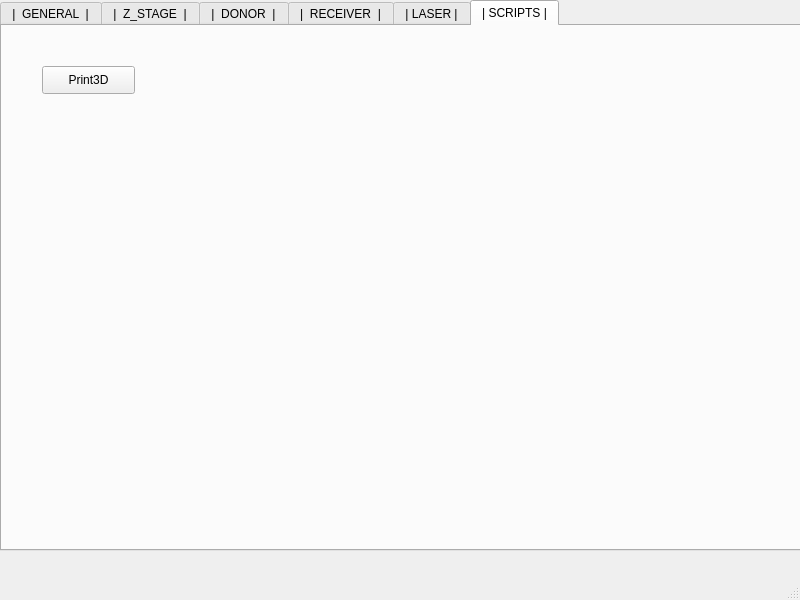
Old version of the form Qt_interface/LIFT_GUI.ui in the repository rp100057/UT_GUI.
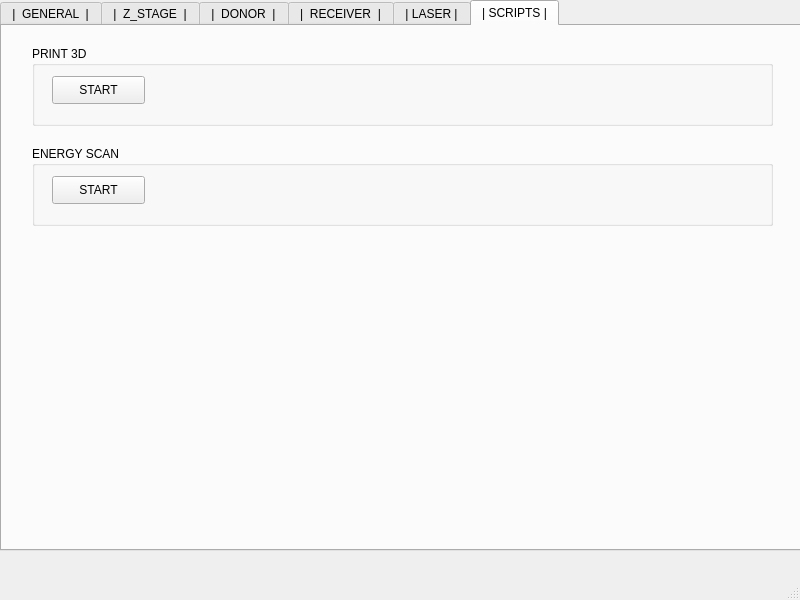
New version of the form. The open tabs and pages were chosen to show the change.

The edit to the form file:
```diff
--- a/Qt_interface/LIFT_GUI.ui
+++ b/Qt_interface/LIFT_GUI.ui
@@ -976,18 +976,57 @@
      <attribute name="title">
       <string>| SCRIPTS |</string>
      </attribute>
-     <widget class="QPushButton" name="pushButton_super_print3D">
+     <widget class="QGroupBox" name="groupBox_scripts_print3D">
       <property name="geometry">
        <rect>
-        <x>40</x>
-        <y>40</y>
-        <width>93</width>
-        <height>28</height>
+        <x>30</x>
+        <y>20</y>
+        <width>741</width>
+        <height>80</height>
        </rect>
       </property>
-      <property name="text">
-       <string>Print3D</string>
+      <property name="title">
+       <string>PRINT 3D</string>
       </property>
+      <widget class="QPushButton" name="pushButton_super_print3D">
+       <property name="geometry">
+        <rect>
+         <x>20</x>
+         <y>30</y>
+         <width>93</width>
+         <height>28</height>
+        </rect>
+       </property>
+       <property name="text">
+        <string>START</string>
+       </property>
+      </widget>
+     </widget>
+     <widget class="QGroupBox" name="groupBox_scripts_print3D_2">
+      <property name="geometry">
+       <rect>
+        <x>30</x>
+        <y>120</y>
+        <width>741</width>
+        <height>80</height>
+       </rect>
+      </property>
+      <property name="title">
+       <string>ENERGY SCAN</string>
+      </property>
+      <widget class="QPushButton" name="pushButton_super_energy">
+       <property name="geometry">
+        <rect>
+         <x>20</x>
+         <y>30</y>
+         <width>93</width>
+         <height>28</height>
+        </rect>
+       </property>
+       <property name="text">
+        <string>START</string>
+       </property>
+      </widget>
      </widget>
     </widget>
    </widget>
```
Left out of the diff: 16 changed lines with no effect on the pictures.
